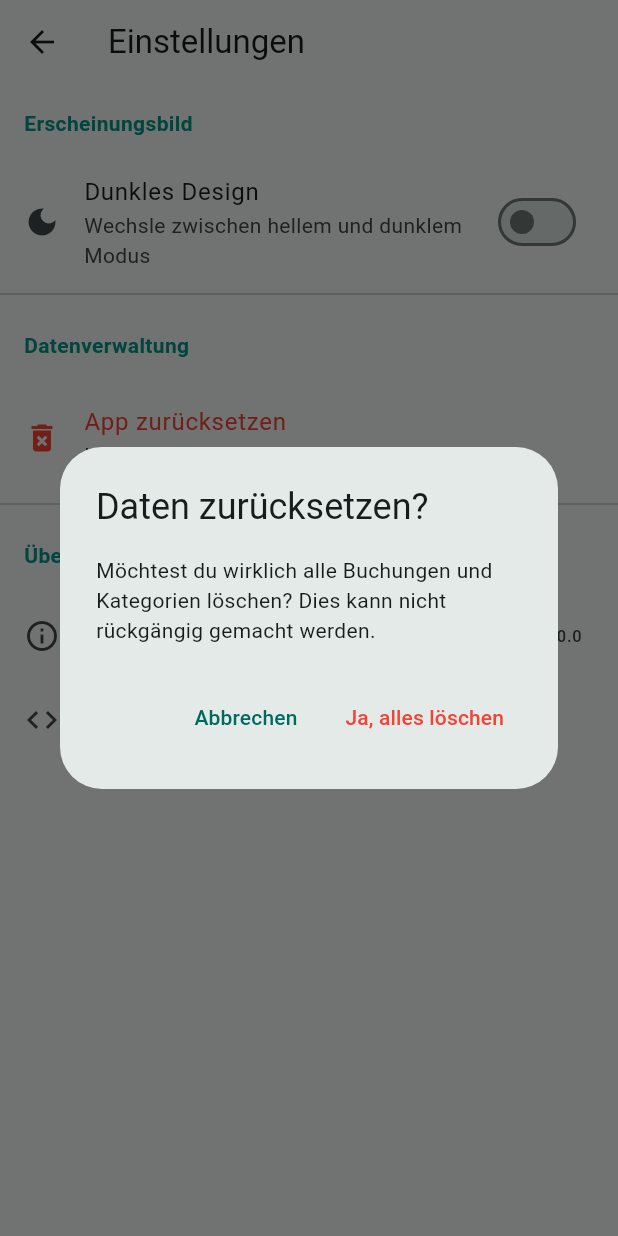
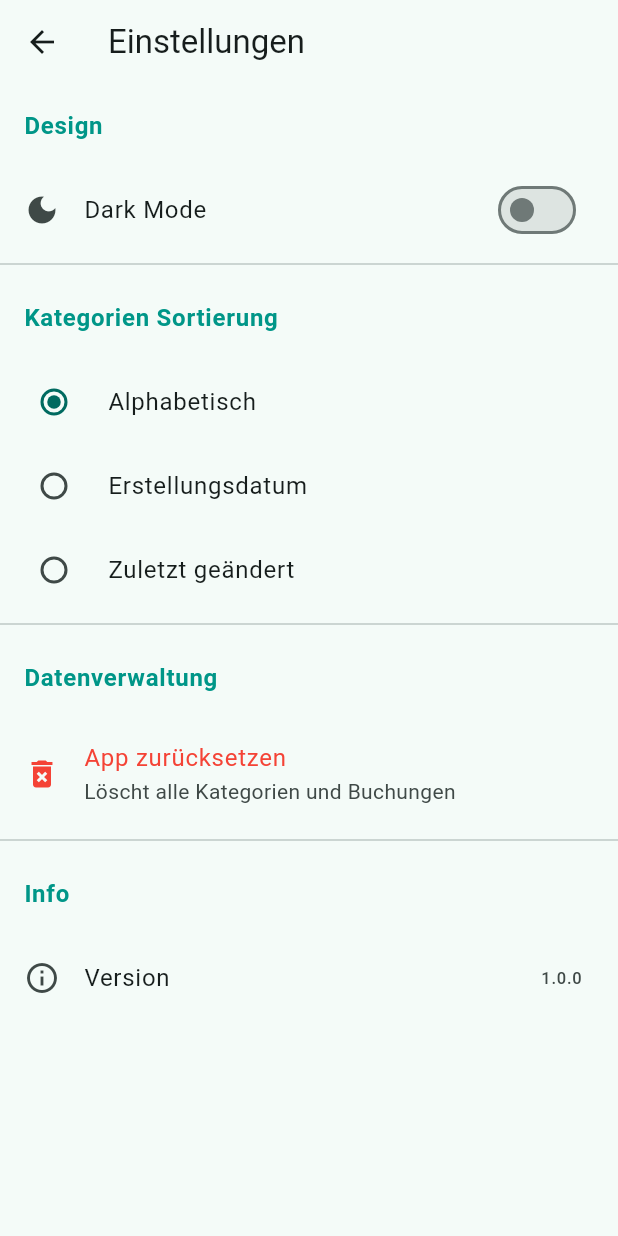
Before and after one commit to Jackmaser/budgety, a Flutter app: the SettingsScreen screen opened directly with empty values, after a tap on "App zurücksetzen", on a phone screen of 412 x 824 dp. Run offline on Flutter 3.47's test engine with Material 3 defaults, Android fonts, the phone set to English and light mode, and no system bars; our stand-ins replace fl_chart, shared_preferences; accounts and stored records are empty.

Commit message:
Kategorien sortieren

```diff
--- a/lib/screens/settings_screen.dart
+++ b/lib/screens/settings_screen.dart
@@ -1,47 +1,52 @@
 import 'package:flutter/material.dart';
 import 'package:shared_preferences/shared_preferences.dart';
+import '../main.dart'; // Für themeNotifier
+
+enum CategorySortOption { alphabetical, custom, lastModified }
 
 class SettingsScreen extends StatefulWidget {
   final VoidCallback onDataReset;
+  final CategorySortOption currentSort;
+  final Function(CategorySortOption) onSortChanged;
 
-  const SettingsScreen({super.key, required this.onDataReset});
+  const SettingsScreen({
+    super.key,
+    required this.onDataReset,
+    required this.currentSort,
+    required this.onSortChanged,
+  });
 
   @override
   State<SettingsScreen> createState() => _SettingsScreenState();
 }
 
 class _SettingsScreenState extends State<SettingsScreen> {
-  bool _isDarkMode = false; // Platzhalter für spätere Theme-Logik
+  // Lokaler State für die Auswahl, damit der Punkt sofort springt
+  late CategorySortOption _tempSelectedSort;
 
-  // Funktion zum Löschen aller gespeicherten Daten
-  Future<void> _confirmReset() async {
-    final confirmed = await showDialog<bool>(
-      context: context,
-      builder: (ctx) => AlertDialog(
-        title: const Text('Daten zurücksetzen?'),
-        content: const Text(
-            'Möchtest du wirklich alle Buchungen und Kategorien löschen? Dies kann nicht rückgängig gemacht werden.'),
-        actions: [
-          TextButton(
-              onPressed: () => Navigator.of(ctx).pop(false),
-              child: const Text('Abbrechen')),
-          TextButton(
-              onPressed: () => Navigator.of(ctx).pop(true),
-              child: const Text('Ja, alles löschen',
-                  style: TextStyle(color: Colors.red))),
-        ],
-      ),
-    );
+  @override
+  void initState() {
+    super.initState();
+    // Initialisierung mit dem Wert vom HomeScreen
+    _tempSelectedSort = widget.currentSort;
+  }
 
-    if (confirmed == true) {
-      final prefs = await SharedPreferences.getInstance();
-      await prefs.clear(); // Löscht alles aus SharedPreferences
-      widget.onDataReset(); // Benachrichtigt den HomeScreen
-      if (mounted) {
-        ScaffoldMessenger.of(context).showSnackBar(
-            const SnackBar(content: Text('Alle Daten wurden gelöscht.')));
-      }
-    }
+  void _toggleTheme(bool isDark) async {
+    themeNotifier.value = isDark ? ThemeMode.dark : ThemeMode.light;
+    final prefs = await SharedPreferences.getInstance();
+    await prefs.setBool('isDarkMode', isDark);
+    setState(() {}); // UI aktualisieren für den Switch
+  }
+
+  void _handleSortChange(CategorySortOption? newValue) {
+    if (newValue == null) return;
+
+    setState(() {
+      _tempSelectedSort = newValue;
+    });
+
+    // Den HomeScreen im Hintergrund informieren
+    widget.onSortChanged(newValue);
   }
 
   @override
@@ -52,26 +57,44 @@ class _SettingsScreenState extends State<SettingsScreen> {
       ),
       body: ListView(
         children: [
-          const Padding(
-            padding: EdgeInsets.all(16.0),
-            child: Text('Erscheinungsbild',
+          const ListTile(
+            title: Text('Design',
                 style:
                     TextStyle(fontWeight: FontWeight.bold, color: Colors.teal)),
           ),
           SwitchListTile(
-            title: const Text('Dunkles Design'),
-            subtitle: const Text('Wechsle zwischen hellem und dunklem Modus'),
-            value: _isDarkMode,
-            onChanged: (val) {
-              setState(() => _isDarkMode = val);
-              // Hinweis: Für echten Dark Mode müssten wir einen ThemeProvider nutzen.
-            },
+            title: const Text('Dark Mode'),
             secondary: const Icon(Icons.dark_mode),
+            value: themeNotifier.value == ThemeMode.dark,
+            onChanged: _toggleTheme,
           ),
           const Divider(),
-          const Padding(
-            padding: EdgeInsets.all(16.0),
-            child: Text('Datenverwaltung',
+          const ListTile(
+            title: Text('Kategorien Sortierung',
+                style:
+                    TextStyle(fontWeight: FontWeight.bold, color: Colors.teal)),
+          ),
+          RadioListTile<CategorySortOption>(
+            title: const Text('Alphabetisch'),
+            value: CategorySortOption.alphabetical,
+            groupValue: _tempSelectedSort, // Nutzt den lokalen State
+            onChanged: _handleSortChange,
+          ),
+          RadioListTile<CategorySortOption>(
+            title: const Text('Erstellungsdatum'),
+            value: CategorySortOption.custom,
+            groupValue: _tempSelectedSort, // Nutzt den lokalen State
+            onChanged: _handleSortChange,
+          ),
+          RadioListTile<CategorySortOption>(
+            title: const Text('Zuletzt geändert'),
+            value: CategorySortOption.lastModified,
+            groupValue: _tempSelectedSort, // Nutzt den lokalen State
+            onChanged: _handleSortChange,
+          ),
+          const Divider(),
+          const ListTile(
+            title: Text('Datenverwaltung',
                 style:
                     TextStyle(fontWeight: FontWeight.bold, color: Colors.teal)),
           ),
@@ -80,12 +103,11 @@ class _SettingsScreenState extends State<SettingsScreen> {
             title: const Text('App zurücksetzen',
                 style: TextStyle(color: Colors.red)),
             subtitle: const Text('Löscht alle Kategorien und Buchungen'),
-            onTap: _confirmReset,
+            onTap: widget.onDataReset,
           ),
           const Divider(),
-          const Padding(
-            padding: EdgeInsets.all(16.0),
-            child: Text('Über Budgety',
+          const ListTile(
+            title: Text('Info',
                 style:
                     TextStyle(fontWeight: FontWeight.bold, color: Colors.teal)),
           ),
@@ -94,10 +116,6 @@ class _SettingsScreenState extends State<SettingsScreen> {
             title: Text('Version'),
             trailing: Text('1.0.0'),
           ),
-          const ListTile(
-            leading: Icon(Icons.code),
-            title: Text('Entwickelt mit Flutter'),
-          ),
         ],
       ),
     );
```
Also changed, not shown: lib/main.dart (+26 -4 lines), lib/models/category.dart (+7 -4 lines), lib/screens/category_screen.dart (+51 -30 lines), lib/screens/home_screen.dart (+151 -146 lines).
